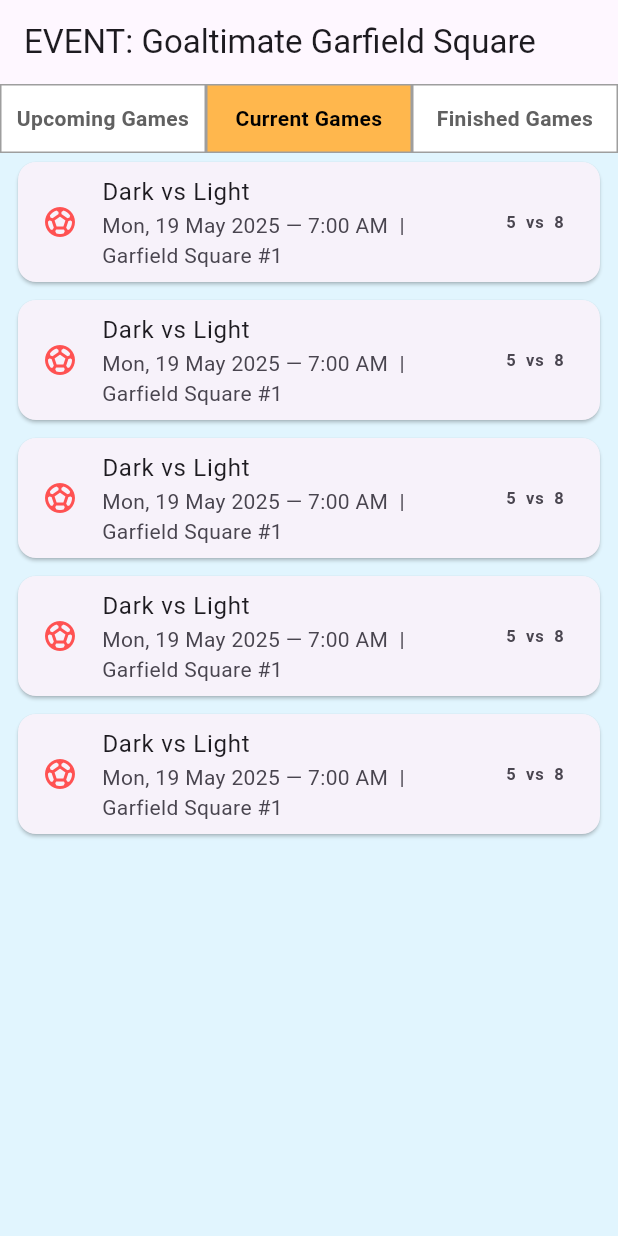
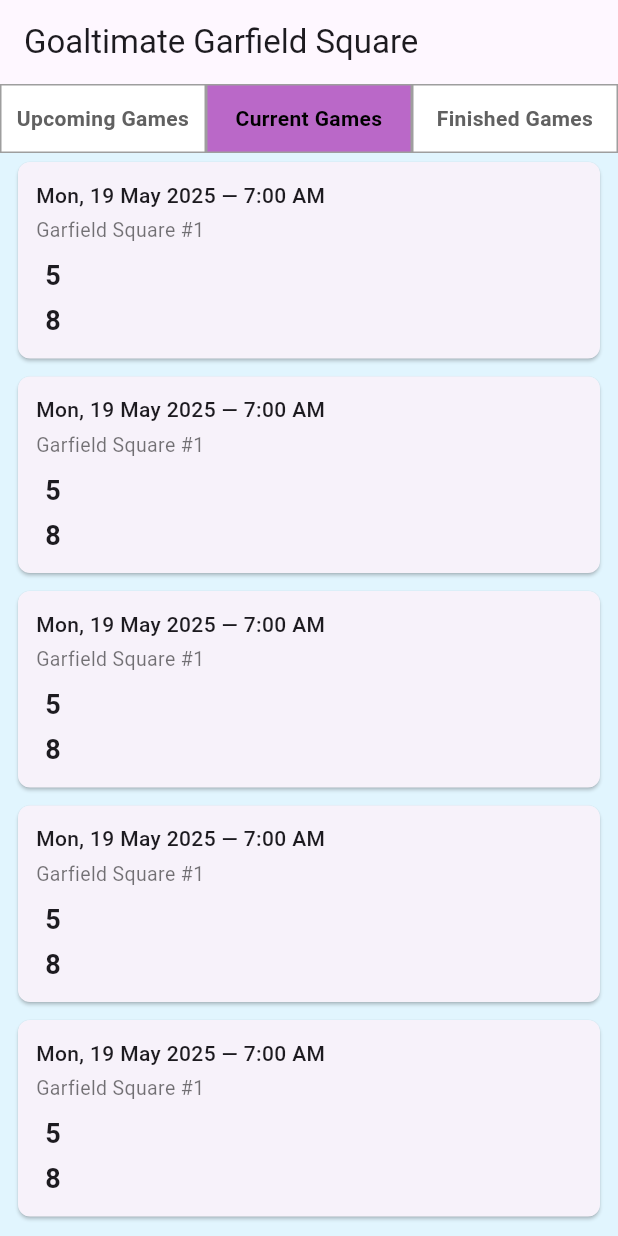
Before and after one commit to Luc1eSky/livescore_app, a Flutter app: the screen it shows after launch, on a phone screen of 412 x 824 dp. Run offline on Flutter 3.47's test engine with Material 3 defaults, Android fonts, the phone set to English and light mode, and no system bars.

Commit message:
updated card layout and colors

```diff
--- a/lib/filter/models/game_filter_button.dart
+++ /dev/null
@@ -1,30 +0,0 @@
-import 'package:flutter/material.dart';
-
-class TabButton extends StatelessWidget {
-  final String label;
-  final bool isSelected;
-
-  const TabButton({super.key, required this.label, this.isSelected = false});
-
-  @override
-  Widget build(BuildContext context) {
-    return Padding(
-      padding: const EdgeInsets.symmetric(horizontal: 8.0),
-      child: Container(
-        decoration: BoxDecoration(
-          color: isSelected ? Colors.orange[200] : Colors.white,
-          borderRadius: BorderRadius.circular(8),
-          border: Border.all(color: Colors.grey.shade400),
-        ),
-        padding: const EdgeInsets.symmetric(vertical: 10, horizontal: 16),
-        child: Text(
-          label,
-          style: TextStyle(
-            fontWeight: FontWeight.bold,
-            color: isSelected ? Colors.black : Colors.grey[700],
-          ),
-        ),
-      ),
-    );
-  }
-}
--- /dev/null
+++ b/lib/game/data/team_row.dart
@@ -0,0 +1,19 @@
+import 'package:flutter/material.dart';
+
+Widget teamRow(
+  BuildContext context, {
+  required String name,
+  required int score,
+  bool isBold = false,
+}) {
+  return Row(
+    children: [
+      // emoji flag or icon
+      const SizedBox(width: 6),
+      Text(
+        score.toString(),
+        style: const TextStyle(fontSize: 18, fontWeight: FontWeight.bold),
+      ),
+    ],
+  );
+}
--- a/lib/game/presentation/game_card.dart
+++ b/lib/game/presentation/game_card.dart
@@ -1,5 +1,6 @@
 import 'package:flutter/material.dart';
 
+import '../data/team_row.dart';
 import '../models/game.dart';
 
 class GameCard extends StatelessWidget {
@@ -11,13 +12,45 @@ class GameCard extends StatelessWidget {
   Widget build(BuildContext context) {
     return Card(
       margin: const EdgeInsets.symmetric(horizontal: 12, vertical: 6),
-      child: ListTile(
-        leading: const Icon(Icons.sports_soccer, color: Colors.redAccent),
-        title: Text('${game.teamA} vs ${game.teamB}'),
-        subtitle: Text('${game.dateTimeFormatted}  |  ${game.field}'),
-        trailing: Text(
-          '${game.scoreA}  vs  ${game.scoreB}',
-          style: const TextStyle(fontWeight: FontWeight.bold),
+      shape: RoundedRectangleBorder(borderRadius: BorderRadius.circular(8)),
+      elevation: 1,
+      child: Padding(
+        padding: const EdgeInsets.all(12),
+        child: Column(
+          crossAxisAlignment: CrossAxisAlignment.start,
+          children: [
+            // Top Row: Date + Time + Status + Division
+            Row(
+              children: [
+                Text(
+                  game.dateTimeFormatted, // e.g., Fri Jun 6 - 9:00 AM
+                  style: const TextStyle(
+                    fontSize: 14,
+                    fontWeight: FontWeight.w500,
+                  ),
+                ),
+                const SizedBox(width: 8),
+                const SizedBox(width: 8),
+                const Spacer(),
+              ],
+            ),
+            const SizedBox(height: 4),
+            // Field Info
+            Text(
+              game.field,
+              style: const TextStyle(fontSize: 13, color: Colors.black54),
+            ),
+            const SizedBox(height: 8),
+            // Team Rows
+            teamRow(
+              context,
+              name: game.teamA,
+              score: game.scoreA,
+              isBold: true,
+            ),
+            const SizedBox(height: 4),
+            teamRow(context, name: game.teamB, score: game.scoreB),
+          ],
         ),
       ),
     );
--- a/lib/game_schedule/presentation/game_schedule_page.dart
+++ b/lib/game_schedule/presentation/game_schedule_page.dart
@@ -0,0 +1,91 @@
+import 'package:flutter/material.dart';
+
+import '../../game/data/games.dart';
+import '../../game/models/game.dart';
+import '../../game/presentation/game_card.dart';
+
+enum GameFilter { upcoming, current, finished }
+
+class GameSchedulePage extends StatefulWidget {
+  const GameSchedulePage({super.key});
+
+  @override
+  State<GameSchedulePage> createState() => _GameSchedulePageState();
+}
+
+class _GameSchedulePageState extends State<GameSchedulePage> {
+  GameFilter selectedFilter = GameFilter.current;
+
+  List<Game> get activeList {
+    switch (selectedFilter) {
+      case GameFilter.upcoming:
+        return upcomingGames;
+      case GameFilter.finished:
+        return finishedGames;
+      case GameFilter.current:
+      default:
+        return currentGames;
+    }
+  }
+
+  void setFilter(GameFilter filter) {
+    setState(() {
+      selectedFilter = filter;
+    });
+  }
+
+  Widget filterButton(String label, GameFilter filterType) {
+    final isSelected = selectedFilter == filterType;
+    return Expanded(
+      child: GestureDetector(
+        onTap: () => setFilter(filterType),
+        child: Container(
+          padding: const EdgeInsets.symmetric(vertical: 12),
+          decoration: BoxDecoration(
+            color: isSelected ? Colors.purple[300] : Colors.white,
+            border: Border.all(color: Colors.grey),
+          ),
+          child: Text(
+            label,
+            textAlign: TextAlign.center,
+            style: TextStyle(
+              fontWeight: FontWeight.bold,
+              color: isSelected ? Colors.black : Colors.grey[700],
+            ),
+          ),
+        ),
+      ),
+    );
+  }
+
+  @override
+  Widget build(BuildContext context) {
+    return Scaffold(
+      backgroundColor: Colors.lightBlue[50],
+      appBar: AppBar(title: const Text('Goaltimate Garfield Square')),
+      body: Column(
+        children: [
+          Row(
+            children: [
+              filterButton('Upcoming Games', GameFilter.upcoming),
+              filterButton('Current Games', GameFilter.current),
+              filterButton('Finished Games', GameFilter.finished),
+            ],
+          ),
+          Expanded(
+            child:
+                activeList.isEmpty
+                    ? const Center(child: Text('No games available.'))
+                    : ListView.builder(
+                      itemCount: activeList.length,
+                      itemBuilder: (context, index) {
+                        final game = activeList[index];
+                        return GameCard(game: game);
+                      },
+                    ),
+          ),
+        ],
+      ),
+    );
+  }
+}
--- a/lib/main.dart
+++ b/lib/main.dart
@@ -1,112 +1,16 @@
 import 'package:flutter/material.dart';
 
-import 'filter/models/game_filter_button.dart';
-import 'game/data/games.dart';
-import 'game/models/game.dart';
-import 'game/presentation/game_card.dart';
+import 'game_schedule/presentation/game_schedule_page.dart';
 
 void main() {
-  runApp(MaterialApp(home: GameSchedulePage()));
+  runApp(const MyApp());
 }
 
-enum GameFilter { upcoming, current, finished }
-
-class GameSchedulePage extends StatefulWidget {
-  const GameSchedulePage({super.key});
-
-  @override
-  State<GameSchedulePage> createState() => _GameSchedulePageState();
-}
-
-class _GameSchedulePageState extends State<GameSchedulePage> {
-  GameFilter selectedFilter = GameFilter.current;
-
-  List<Game> get activeList {
-    switch (selectedFilter) {
-      case GameFilter.upcoming:
-        return upcomingGames;
-      case GameFilter.finished:
-        return finishedGames;
-      case GameFilter.current:
-      default:
-        return currentGames;
-    }
-  }
-
-  void setFilter(GameFilter filter) {
-    setState(() {
-      selectedFilter = filter;
-    });
-  }
-
-  Widget filterButton(String label, GameFilter filterType) {
-    final isSelected = selectedFilter == filterType;
-    return Expanded(
-      child: GestureDetector(
-        onTap: () => setFilter(filterType),
-        child: Container(
-          padding: const EdgeInsets.symmetric(vertical: 12),
-          decoration: BoxDecoration(
-            color: isSelected ? Colors.orange[300] : Colors.white,
-            border: Border.all(color: Colors.grey),
-          ),
-          child: Text(
-            label,
-            textAlign: TextAlign.center,
-            style: TextStyle(
-              fontWeight: FontWeight.bold,
-              color: isSelected ? Colors.black : Colors.grey[700],
-            ),
-          ),
-        ),
-      ),
-    );
-  }
+class MyApp extends StatelessWidget {
+  const MyApp({super.key});
 
   @override
   Widget build(BuildContext context) {
-    return Scaffold(
-      backgroundColor: Colors.lightBlue[50],
-      appBar: AppBar(title: const Text('EVENT: Goaltimate Garfield Square')),
-      body: Column(
-        children: [
-          Row(
-            children: [
-              filterButton('Upcoming Games', GameFilter.upcoming),
-              filterButton('Current Games', GameFilter.current),
-              filterButton('Finished Games', GameFilter.finished),
-            ],
-          ),
-          Expanded(
-            child:
-                activeList.isEmpty
-                    ? const Center(child: Text('No games available.'))
-                    : ListView.builder(
-                      itemCount: activeList.length,
-                      itemBuilder: (context, index) {
-                        final game = activeList[index];
-                        return GameCard(game: game);
-                      },
-                    ),
-          ),
-        ],
-      ),
-    );
+    return const MaterialApp(home: GameSchedulePage());
   }
 }
-
-class ToggleTabs extends StatelessWidget {
-  const ToggleTabs({super.key});
-
-  @override
-  Widget build(BuildContext context) {
-    return Row(
-      mainAxisAlignment: MainAxisAlignment.center,
-      children: const [
-        TabButton(label: 'Upcoming Games'),
-        TabButton(label: 'Current Games', isSelected: true),
-        TabButton(label: 'Finished Games'),
-      ],
-    );
-  }
-}
```
